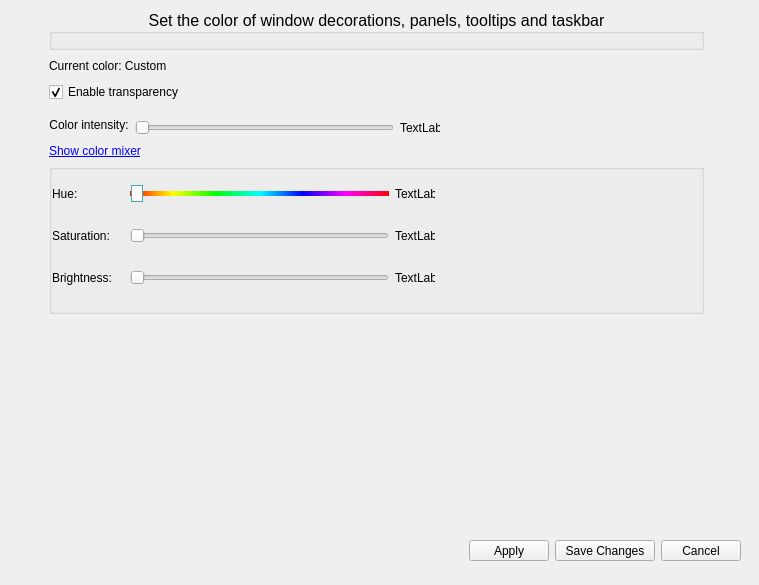
Before: the Qt Designer form KWin/kwin_reflect/src/kcm/mainwindow.ui in aeroshell-desktop/aerothemeplasma, drawn with Qt 5.
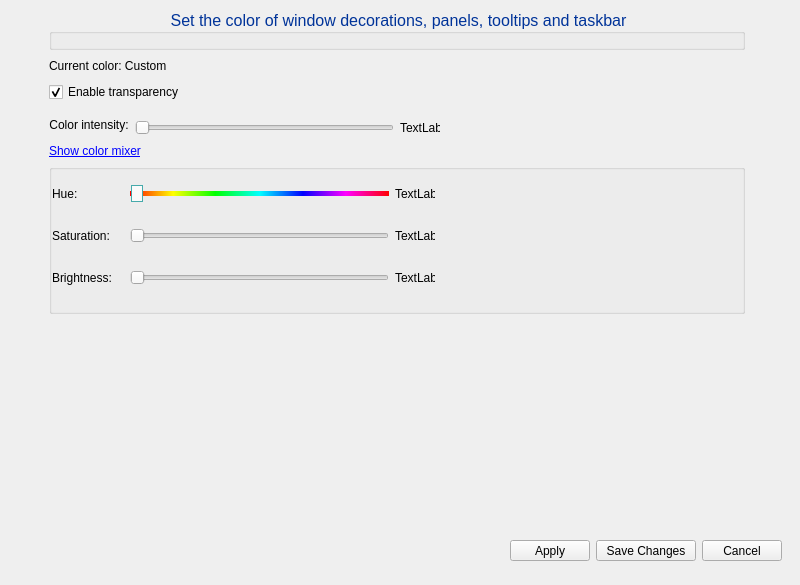
After: the same form once the commit is applied. Icons and pictures are not drawn.

Diff of the .ui file:
```diff
--- a/KWin/kwin_reflect/src/kcm/mainwindow.ui
+++ b/KWin/kwin_reflect/src/kcm/mainwindow.ui
@@ -6,7 +6,7 @@
    <rect>
     <x>0</x>
     <y>0</y>
-    <width>759</width>
+    <width>800</width>
     <height>585</height>
    </rect>
   </property>
@@ -594,6 +594,11 @@
         <bold>false</bold>
        </font>
       </property>
+      <property name="styleSheet">
+       <string notr="true">QGroupBox::title {
+	color: #003399;
+}</string>
+      </property>
       <property name="title">
        <string>Set the color of window decorations, panels, tooltips and taskbar</string>
       </property>
```
